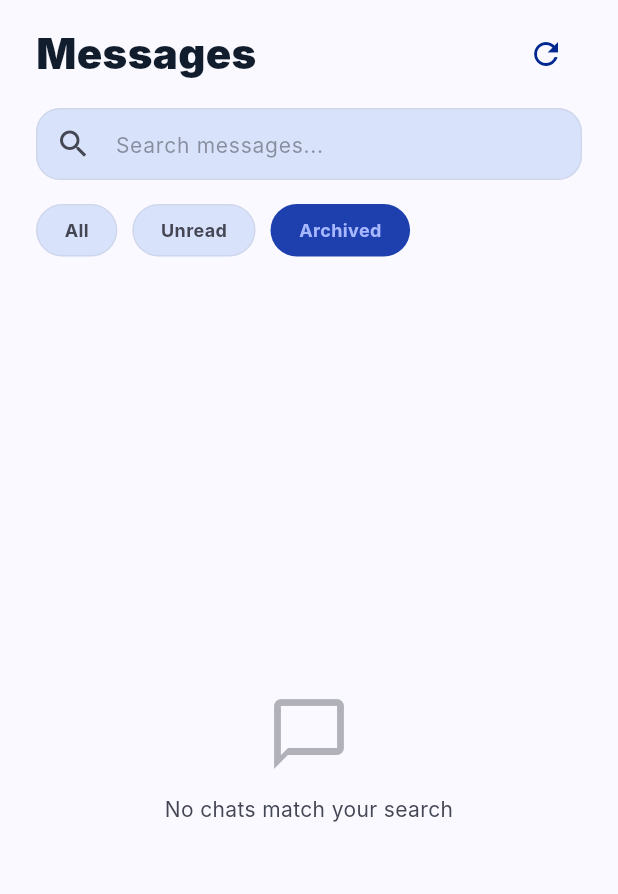
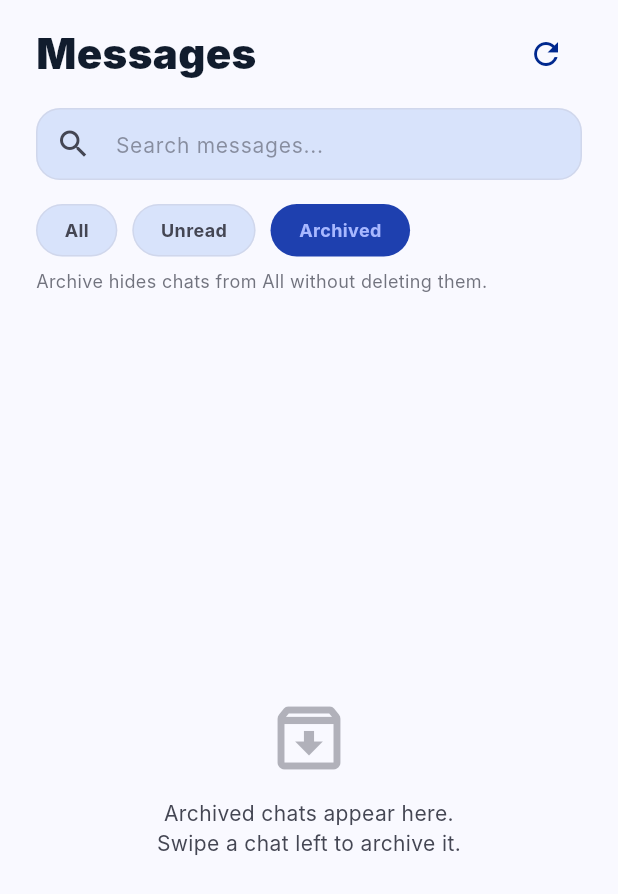
Before and after one commit to Bereket-dev/1market, a Flutter app: the MessagesScreen screen opened directly, after a tap on "Unread", after a tap on "Archived", on a phone screen of 412 x 824 dp. Shown: the top 894 px of the screen. Run offline on Flutter 3.47's test engine with Material 3 defaults, Android fonts, the phone set to English and light mode, and no system bars; our stand-ins replace cached_network_image, connectivity_plus, file_picker, firebase_core, firebase_messaging, flutter_cache_manager and 10 more; accounts and stored records are empty; network calls fail; Roboto replaces fonts that are missing (Inter).

Commit message:
fix: chat messages

```diff
--- a/lib/features/chat/presentation/screens/messages_screen.dart
+++ b/lib/features/chat/presentation/screens/messages_screen.dart
@@ -21,6 +21,16 @@ class _MessagesScreenState extends State<MessagesScreen> {
   _Filter _activeFilter = _Filter.all;
 
   @override
+  void initState() {
+    super.initState();
+    // Ensure unread/archived flags are applied after hot reload / cold start.
+    WidgetsBinding.instance.addPostFrameCallback((_) {
+      final state = KoolanAppStateScope.of(context);
+      state.refreshChatSessions();
+    });
+  }
+
+  @override
   void dispose() {
     _searchController.dispose();
     super.dispose();
@@ -29,18 +39,17 @@ class _MessagesScreenState extends State<MessagesScreen> {
   List<ChatSession> _filtered(List<ChatSession> sessions) {
     var result = sessions;
 
-    // Apply filter chip
     switch (_activeFilter) {
       case _Filter.unread:
-        result = result.where((s) => s.unreadCount > 0).toList();
+        result = result
+            .where((s) => !s.isArchived && s.unreadCount > 0)
+            .toList();
       case _Filter.archived:
-        // No archive flag on ChatSession yet — show empty with a hint.
-        result = [];
+        result = result.where((s) => s.isArchived).toList();
       case _Filter.all:
-        break;
+        result = result.where((s) => !s.isArchived).toList();
     }
 
-    // Apply search query
     if (_searchQuery.isNotEmpty) {
       final q = _searchQuery.toLowerCase();
       result = result.where((s) {
@@ -54,11 +63,22 @@ class _MessagesScreenState extends State<MessagesScreen> {
     return result;
   }
 
+  Future<void> _refresh(KoolanAppState state) async {
+    await state.refreshChatSessions();
+    if (!mounted) return;
+    ScaffoldMessenger.of(context).showSnackBar(
+      SnackBar(content: Text(state.s.messagesRefreshed)),
+    );
+  }
+
   @override
   Widget build(BuildContext context) {
     final state = KoolanAppStateScope.of(context);
     final cs = Theme.of(context).colorScheme;
     final filtered = _filtered(state.chatSessions);
+    final unreadTotal = state.chatSessions
+        .where((s) => !s.isArchived && s.unreadCount > 0)
+        .fold<int>(0, (sum, s) => sum + s.unreadCount);
 
     return Scaffold(
       body: Column(
@@ -81,9 +101,7 @@ class _MessagesScreenState extends State<MessagesScreen> {
                 ),
                 IconButton(
                   icon: Icon(Icons.refresh, color: cs.primary),
-                  onPressed: () => ScaffoldMessenger.of(context)
-                      .showSnackBar(
-                          SnackBar(content: Text(state.s.messagesRefreshed))),
+                  onPressed: () => _refresh(state),
                 ),
               ],
             ),
@@ -142,7 +160,9 @@ class _MessagesScreenState extends State<MessagesScreen> {
                 ),
                 const SizedBox(width: 10),
                 _FilterChip(
-                  label: state.s.messagesFilterUnread,
+                  label: unreadTotal > 0
+                      ? '${state.s.messagesFilterUnread} ($unreadTotal)'
+                      : state.s.messagesFilterUnread,
                   isSelected: _activeFilter == _Filter.unread,
                   onTap: () =>
                       setState(() => _activeFilter = _Filter.unread),
@@ -157,6 +177,19 @@ class _MessagesScreenState extends State<MessagesScreen> {
               ],
             ),
           ),
+          if (_activeFilter == _Filter.archived) ...[
+            const SizedBox(height: 8),
+            Padding(
+              padding: const EdgeInsets.symmetric(horizontal: 24),
+              child: Text(
+                state.s.messagesArchiveHint,
+                style: TextStyle(
+                  fontSize: 12,
+                  color: cs.onSurfaceVariant.withValues(alpha: 0.75),
+                ),
+              ),
+            ),
+          ],
           const SizedBox(height: 16),
 
           // ── Chat list ──────────────────────────────────────────────────
@@ -167,13 +200,18 @@ class _MessagesScreenState extends State<MessagesScreen> {
                       mainAxisSize: MainAxisSize.min,
                       children: [
                         Icon(
-                          Icons.chat_bubble_outline,
+                          _activeFilter == _Filter.archived
+                              ? Icons.archive_outlined
+                              : Icons.chat_bubble_outline,
                           size: 56,
                           color: cs.onSurfaceVariant.withValues(alpha: 0.4),
                         ),
                         const SizedBox(height: 12),
                         Text(
-                          _searchQuery.isNotEmpty ||
+                          _activeFilter == _Filter.archived &&
+                                  _searchQuery.isEmpty
+                              ? state.s.messagesArchivedEmpty
+                              : _searchQuery.isNotEmpty ||
                                       _activeFilter != _Filter.all
                                   ? state.s.messagesNoResults
                                   : state.s.messagesEmpty,
@@ -192,17 +230,43 @@ class _MessagesScreenState extends State<MessagesScreen> {
                         const SizedBox(height: 16),
                     itemBuilder: (context, index) {
                       final session = filtered[index];
-                      // Find the real index in the full session list for
-                      // navigation (ActiveChatScreen uses an index).
                       final realIndex = state.chatSessions
                           .indexWhere((s) => s.id == session.id);
                       return _SessionCard(
                         session: session,
-                        onTap: () => state.pushScreen(
+                        onTap: () {
+                          state.markChatThreadRead(session.id);
+                          state.pushScreen(
                             ActiveChatScreenRoute(
                               realIndex != -1 ? realIndex : index,
                             ),
+                          );
+                        },
+                        onArchiveToggle: () {
+                          final archived = session.isArchived;
+                          final future = archived
+                              ? state.unarchiveChatThread(session.id)
+                              : state.archiveChatThread(session.id);
+                          future.then((_) {
+                            if (!context.mounted) return;
+                            ScaffoldMessenger.of(context).showSnackBar(
+                              SnackBar(
+                                content: Text(
+                                  archived
+                                      ? state.s.messagesUnarchivedSnack
+                                      : state.s.messagesArchivedSnack,
                                 ),
+                                action: archived
+                                    ? null
+                                    : SnackBarAction(
+                                        label: state.s.messagesUnarchive,
+                                        onPressed: () => state
+                                            .unarchiveChatThread(session.id),
+                                      ),
+                              ),
+                            );
+                          });
+                        },
                       );
                     },
                   ),
@@ -212,5 +276,3 @@ class _MessagesScreenState extends State<MessagesScreen> {
     );
   }
 }
-
-// ── Session card ──────────────────────────────────────────────────────────────
--- a/lib/shared/models/app_strings.dart
+++ b/lib/shared/models/app_strings.dart
@@ -735,8 +735,22 @@ class AppStrings {
   String get messagesNoMessages => _t('No messages yet', 'ምንም መልዕክት የለም', 'Wali farriin ma jirto');
 
   // ── Active Chat Screen ───────────────────────────────────────────────────────
-  String get chatSharePhone => _t('Share phone number', 'ስልክ ቁጥር ያጋሩ', 'La wadaag lambarka telefoonka');
-  String get chatPhoneShared => _t('Phone number shared with this contact.', 'ስልክ ቁጥር ከዚህ እውቂያ ጋር ተጋርቷል።', 'Lambarka telefoonku wuxuu la wadaagay xiriirkan.');
+  String get chatCall => _t('Call', 'ደውል', 'Wac');
+  String get chatNoPhone => _t('No phone number on file', 'ስልክ ቁጥር አልተመዘገበም', 'Lambarka telefoonka lama diiwaangelin');
+  String get messagesArchive => _t('Archive', 'አስቀምጥ', 'Kaydi');
+  String get messagesUnarchive => _t('Unarchive', 'መልስ', 'Ka saar kaydka');
+  String get messagesArchivedSnack => _t('Conversation archived', 'ውይይቱ ተቀምጧል', 'Wadahadalka waa la kaydiyey');
+  String get messagesUnarchivedSnack => _t('Conversation restored', 'ውይይቱ ተመልሷል', 'Wadahadalka waa la soo celiyey');
+  String get messagesArchivedEmpty => _t(
+    'Archived chats appear here.\nSwipe a chat left to archive it.',
+    'የተቀመጡ ውይይቶች እዚህ ይታያሉ።\nለማስቀመጥ ውይይትን ወደ ግራ ይጥረጉ።',
+    'Sheekadihii la kaydiyey halkan ayay ka muuqdaan.\nJiid bidix si aad u kaydiso.',
+  );
+  String get messagesArchiveHint => _t(
+    'Archive hides chats from All without deleting them.',
+    'ማስቀመጥ ውይይቶችን ከሁሉም ዝርዝር ይደብቃል ሳያጠፋቸው።',
+    'Kaydintu waxay ka qarinaysaa sheekadaha All iyada oo aan tirtirin.',
+  );
 
   // ── Profile Screen ───────────────────────────────────────────────────────────
   String get profileReviews => _t('Reviews', 'ግምገማዎች', 'Dib-u-eegisyada');
--- a/lib/shared/models/chat.dart
+++ b/lib/shared/models/chat.dart
@@ -74,15 +74,10 @@ class ChatSession {
   final List<ChatMessage> messages;
   final int unreadCount;
 
-  /// True once contact details have been revealed for this thread — either
-  /// by an explicit "Share phone number" tap or by the 3-message auto-reveal.
-  /// Stays true once set; never resets for this thread.
-  final bool contactRevealed;
+  /// True when this thread is archived on this device (hidden from All/Unread).
+  final bool isArchived;
 
-  /// Count of real (sent) messages in this thread. Used to auto-reveal at 3.
-  final int totalMessages;
-
-  /// The partner's phone number, populated once contact has been revealed.
+  /// The partner's phone number from their profile, if set.
   final String? partnerPhone;
 
   /// The partner's user ID, used for navigating to their public profile.
@@ -96,8 +91,7 @@ class ChatSession {
     this.listingId,
     required this.messages,
     this.unreadCount = 0,
-    this.contactRevealed = false,
-    this.totalMessages = 0,
+    this.isArchived = false,
     this.partnerPhone,
     this.partnerUserId,
   });
@@ -110,8 +104,7 @@ class ChatSession {
     String? listingId,
     List<ChatMessage>? messages,
     int? unreadCount,
-    bool? contactRevealed,
-    int? totalMessages,
+    bool? isArchived,
     String? partnerPhone,
     String? partnerUserId,
   }) {
@@ -123,8 +116,7 @@ class ChatSession {
       listingId: listingId ?? this.listingId,
       messages: messages ?? this.messages,
       unreadCount: unreadCount ?? this.unreadCount,
-      contactRevealed: contactRevealed ?? this.contactRevealed,
-      totalMessages: totalMessages ?? this.totalMessages,
+      isArchived: isArchived ?? this.isArchived,
       partnerPhone: partnerPhone ?? this.partnerPhone,
       partnerUserId: partnerUserId ?? this.partnerUserId,
     );
--- a/lib/shared/services/local_storage.dart
+++ b/lib/shared/services/local_storage.dart
@@ -348,4 +348,63 @@ class LocalStorage {
     }
     return _memoryStore[_locationCtaSnoozedUntilKey] as int? ?? 0;
   }
+
+  // ── Chat local state (per-device read + archive) ─────────────────────────────
+
+  static const _chatLastReadKey = 'koolan_chat_last_read';
+  static const _chatArchivedKey = 'koolan_chat_archived';
+
+  /// Map of threadId → last-read UTC ms.
+  static Future<Map<String, int>> getChatLastReadMap() async {
+    final raw = await _getString(_chatLastReadKey);
+    if (raw == null || raw.isEmpty) return {};
+    try {
+      final decoded = jsonDecode(raw) as Map<String, dynamic>;
+      return decoded.map((k, v) => MapEntry(k, (v as num).toInt()));
+    } catch (_) {
+      return {};
+    }
+  }
+
+  static Future<void> setChatLastRead(String threadId, int timestampMs) async {
+    final map = await getChatLastReadMap();
+    map[threadId] = timestampMs;
+    await _setString(_chatLastReadKey, jsonEncode(map));
+  }
+
+  /// Set of archived thread IDs.
+  static Future<Set<String>> getArchivedChatIds() async {
+    final raw = await _getString(_chatArchivedKey);
+    if (raw == null || raw.isEmpty) return {};
+    try {
+      return Set<String>.from(jsonDecode(raw) as List);
+    } catch (_) {
+      return {};
+    }
+  }
+
+  static Future<void> setChatArchived(String threadId, bool archived) async {
+    final ids = await getArchivedChatIds();
+    if (archived) {
+      ids.add(threadId);
+    } else {
+      ids.remove(threadId);
+    }
+    await _setString(_chatArchivedKey, jsonEncode(ids.toList()));
+  }
+
+  static Future<String?> _getString(String key) async {
+    final prefs = await _prefsOrNull();
+    if (prefs != null) return prefs.getString(key);
+    return _memoryStore[key] as String?;
+  }
+
+  static Future<void> _setString(String key, String value) async {
+    final prefs = await _prefsOrNull();
+    if (prefs != null) {
+      await prefs.setString(key, value);
+    } else {
+      _memoryStore[key] = value;
+    }
+  }
 }
--- a/lib/shared/services/parts/app_state_data.dart
+++ b/lib/shared/services/parts/app_state_data.dart
@@ -74,7 +74,8 @@ extension AppStateData on KoolanAppState {
         services.map((s) => s.toJson()).toList(),
       );
       try {
-        chatSessions = await _repo!.fetchChatSessions();
+        final raw = await _repo!.fetchChatSessions();
+        chatSessions = await _enrichChatSessions(raw);
       } catch (e) {
         debugPrint('fetchChatSessions failed: $e');
       }
--- a/lib/shared/services/parts/app_state_init.dart
+++ b/lib/shared/services/parts/app_state_init.dart
@@ -414,8 +414,8 @@ extension AppStateInit on KoolanAppState {
           } else {
             // Session not loaded yet — refresh then navigate.
             if (_repo != null) {
-              _repo!.fetchChatSessions().then((sessions) {
-                chatSessions = sessions;
+              _repo!.fetchChatSessions().then((sessions) async {
+                chatSessions = await _enrichChatSessions(sessions);
                 notifyListeners();
                 final newIndex =
                     chatSessions.indexWhere((s) => s.id == threadId);
--- a/lib/shared/services/parts/supabase_repository_chat.dart
+++ b/lib/shared/services/parts/supabase_repository_chat.dart
@@ -49,9 +49,7 @@ extension SupabaseRepositoryChat on SupabaseRepository {
           currentUserId: userId,
         );
       }).toList()
-        ..sort((a, b) => a.timestamp.compareTo(b.timestamp));
-
-      final unreadCount = chatMessages.where((m) => !m.isMe).length;
+        ..sort((a, b) => a.localUpdatedAt.compareTo(b.localUpdatedAt));
 
       sessions.add(ChatSession(
         id: threadId,
@@ -60,7 +58,8 @@ extension SupabaseRepositoryChat on SupabaseRepository {
         listingTitle: listingTitle,
         listingId: t['listing_id'] as String?,
         messages: chatMessages,
-        unreadCount: unreadCount > 0 ? 1 : 0,
+        // unreadCount / isArchived applied in AppState from local device state.
+        unreadCount: 0,
         partnerPhone: partnerData?['phone'] as String?,
         partnerUserId: partnerData?['id'] as String?,
       ));
```
Also changed, not shown: lib/features/chat/presentation/screens/active_chat_screen.dart (+33 -19 lines), lib/features/chat/presentation/screens/widgets/messages_widgets.dart (+90 -44 lines), lib/shared/services/parts/app_state_chat.dart (+91 -16 lines). Lines whose indentation alone changed are shown as unchanged.
